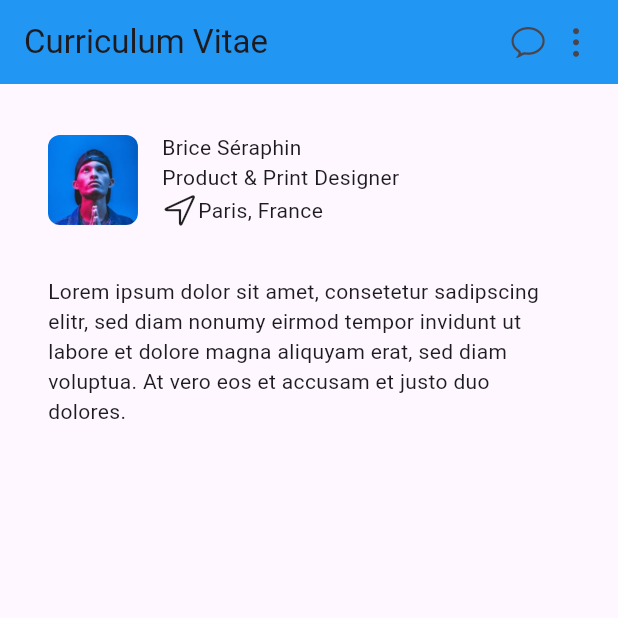
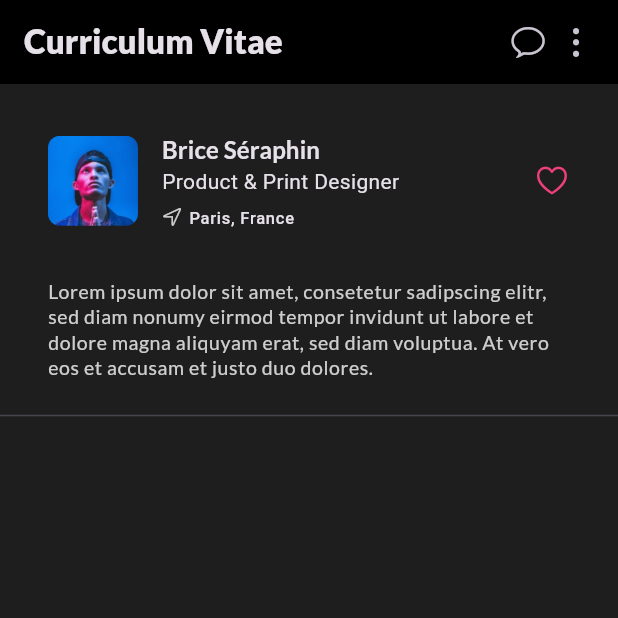
Before and after one commit to AmirhosseinHY/profile-page-app, a Flutter app: the screen it shows after launch, on a phone screen of 412 x 824 dp, the top half of it. Run offline on Flutter 3.47's test engine with Material 3 defaults, Android fonts, the phone set to English and light mode, and no system bars; our stand-ins replace google_fonts.

Commit message:
third session

```diff
--- a/lib/main.dart
+++ b/lib/main.dart
@@ -1,5 +1,6 @@
 import 'package:flutter/cupertino.dart';
 import 'package:flutter/material.dart';
+import 'package:google_fonts/google_fonts.dart';
 
 void main() {
   runApp(const MyApp());
@@ -29,7 +30,21 @@ class MyApp extends StatelessWidget {
         //
         // This works for code too, not just values: Most code changes can be
         // tested with just a hot reload.
-        colorScheme: ColorScheme.fromSeed(seedColor: Colors.deepPurple),
+        primaryColor: Colors.pink.shade400,
+        brightness: Brightness.dark,
+        scaffoldBackgroundColor: Color.fromARGB(255, 30, 30, 30),
+        appBarTheme: AppBarTheme(backgroundColor: Colors.black),
+        textTheme: GoogleFonts.latoTextTheme(
+          TextTheme(
+            //bodyMedium: TextStyle(fontSize: 15),
+            bodySmall: TextStyle(
+              fontSize: 13,
+              color: Color.fromARGB(200, 255, 255, 255),
+            ),
+            titleLarge: TextStyle(fontWeight: FontWeight.w900),
+            labelLarge: TextStyle(fontSize: 16, fontWeight: FontWeight.bold),
+          ),
+        ),
       ),
       home: MyHomePage(),
     );
@@ -41,7 +56,6 @@ class MyHomePage extends StatelessWidget {
   Widget build(BuildContext context) {
     return Scaffold(
       appBar: AppBar(
-        backgroundColor: Colors.blue,
         title: const Text('Curriculum Vitae'),
         actions: [
           Icon(CupertinoIcons.chat_bubble),
@@ -66,18 +80,36 @@ class MyHomePage extends StatelessWidget {
                   ),
                 ),
                 SizedBox(width: 16),
-                Column(
+                Expanded(
+                  child: Column(
                     crossAxisAlignment: CrossAxisAlignment.start,
                     children: [
-                    Text('Brice Séraphin'),
+                      Text(
+                        'Brice Séraphin',
+                        style: Theme.of(context).textTheme.labelLarge,
+                      ),
                       Text('Product & Print Designer'),
+                      SizedBox(height: 6),
                       Row(
                         children: [
-                        Icon(CupertinoIcons.location),
-                        Text('Paris, France'),
+                          Icon(
+                            CupertinoIcons.location,
+                            size: 14,
+                            color: Theme.of(context).textTheme.bodySmall!.color,
+                          ),
+                          SizedBox(width: 4),
+                          Text(
+                            'Paris, France',
+                            style: Theme.of(context).textTheme.labelSmall,
+                          ),
                         ],
                       ),
                     ],
+                  ),
+                ),
+                Icon(
+                  CupertinoIcons.heart,
+                  color: Theme.of(context).primaryColor,
                 ),
               ],
             ),
@@ -86,8 +118,10 @@ class MyHomePage extends StatelessWidget {
             padding: const EdgeInsets.fromLTRB(32, 0, 32, 16),
             child: Text(
               'Lorem ipsum dolor sit amet, consetetur sadipscing elitr, sed diam nonumy eirmod tempor invidunt ut labore et dolore magna aliquyam erat, sed diam voluptua. At vero eos et accusam et justo duo dolores.',
+              style: Theme.of(context).textTheme.bodySmall,
             ),
           ),
+          Divider(),
         ],
       ),
     );
--- a/pubspec.yaml
+++ b/pubspec.yaml
@@ -34,6 +34,7 @@ dependencies:
   # The following adds the Cupertino Icons font to your application.
   # Use with the CupertinoIcons class for iOS style icons.
   cupertino_icons: ^1.0.8
+  google_fonts: ^6.2.1
 
 dev_dependencies:
   flutter_test:
@@ -44,7 +45,7 @@ dev_dependencies:
   # activated in the `analysis_options.yaml` file located at the root of your
   # package. See that file for information about deactivating specific lint
   # rules and activating additional ones.
-  flutter_lints: ^5.0.0
+  flutter_lints: ^6.0.0
 
 # For information on the generic Dart part of this file, see the
 # following page: https://dart.dev/tools/pub/pubspec
```
Also changed, not shown: pubspec.lock, 1 other file. Lines whose indentation alone changed are shown as unchanged.
